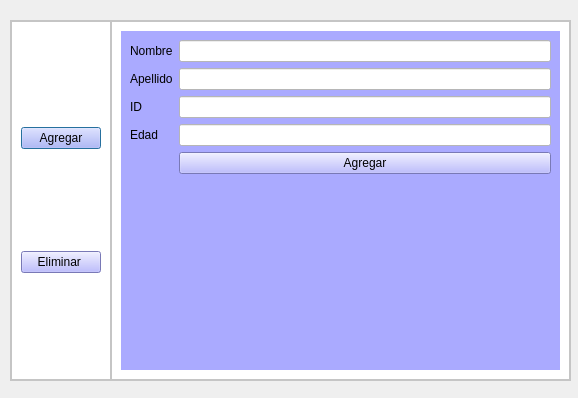
Before: the Qt Designer form ventana_menu.ui in luhernandez12/entregable-3-, drawn with Qt 5.
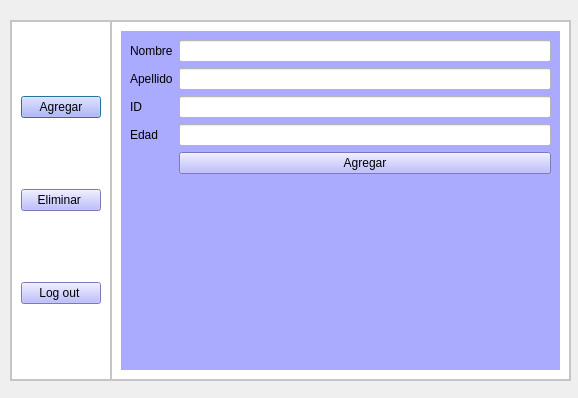
After: the same form once the commit is applied. The open tabs and pages were chosen to show the change.

Commit message: conexion de botoones con ventanas

```diff
--- a/ventana_menu.ui
+++ b/ventana_menu.ui
@@ -81,6 +81,17 @@
          </property>
         </widget>
        </item>
+       <item>
+        <widget class="QPushButton" name="menu_salir">
+         <property name="styleSheet">
+          <string notr="true">
+background-color: rgb(170, 170, 255);</string>
+         </property>
+         <property name="text">
+          <string>Log out </string>
+         </property>
+        </widget>
+       </item>
       </layout>
      </widget>
     </item>
```
Left out of the diff: 2 changed lines with no effect on the pictures. The commit also changes 4 other files.
